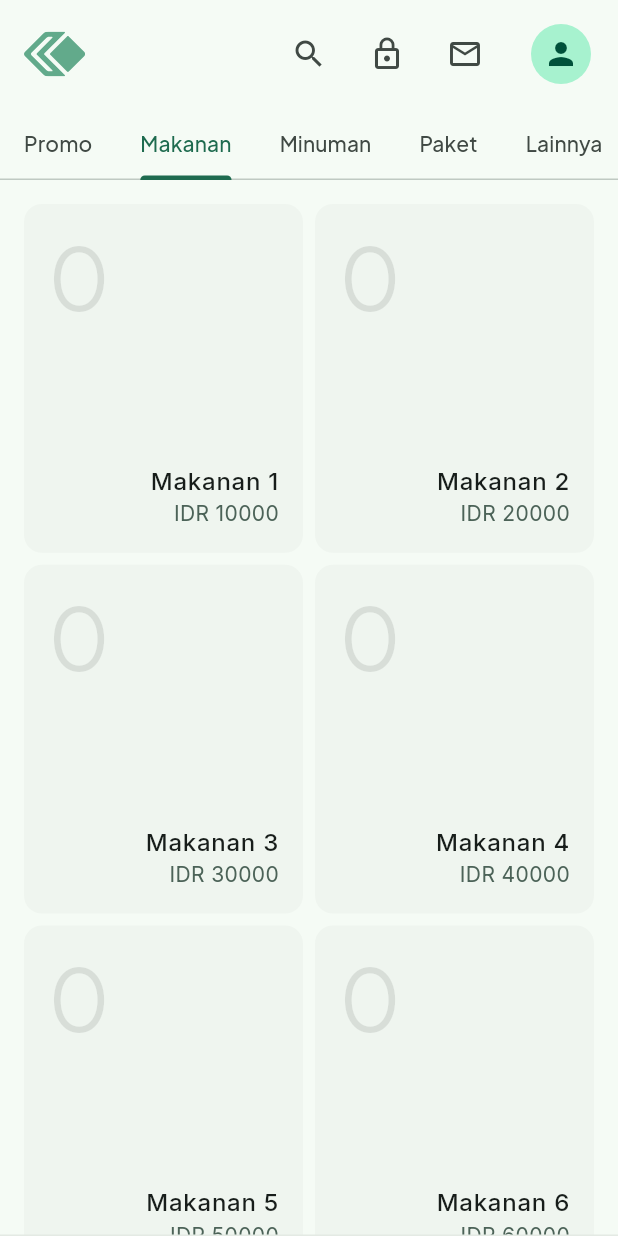
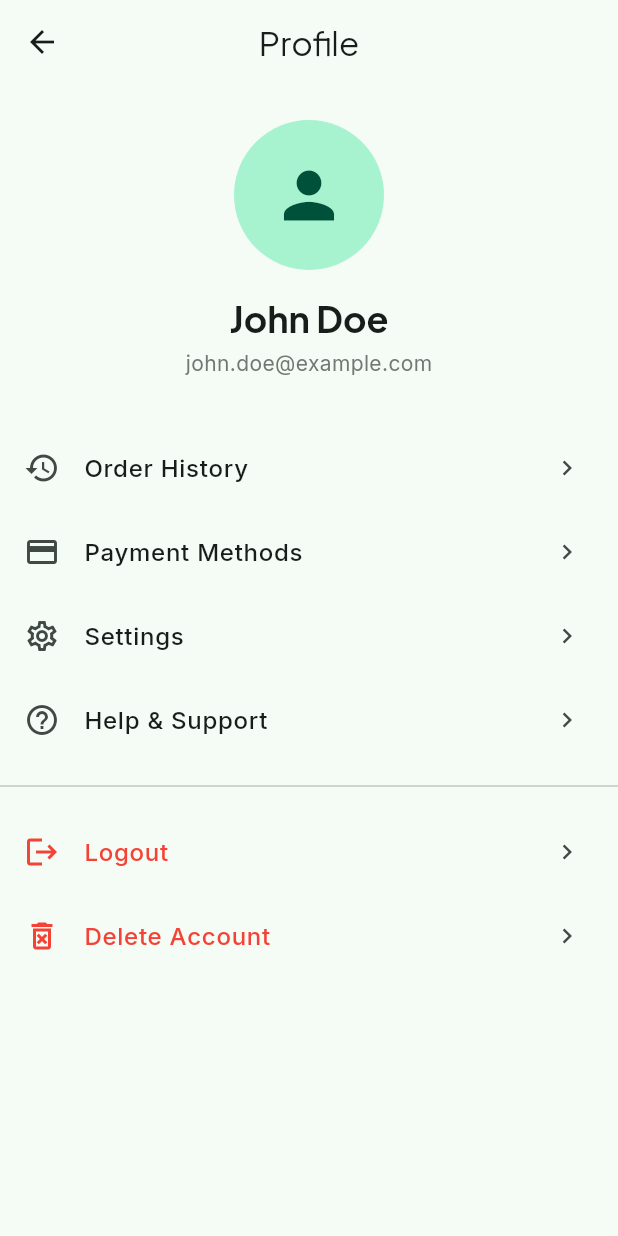
Before and after one commit to Kasway-Tech/pos, a Flutter app: the screen it shows after launch, tab 2 chosen, after a tap on the "person" icon, on a phone screen of 412 x 824 dp. Run offline on Flutter 3.47's test engine with Material 3 defaults, Android fonts, the phone set to English and light mode, and no system bars; drawn by our look-alikes of bounce; our stand-ins replace bloc, cloud_firestore, equatable, firebase_auth, firebase_core, flutter_bloc and 4 more; accounts and stored records are empty.

Commit message:
feat: profile

```diff
--- a/lib/app/app_router.dart
+++ b/lib/app/app_router.dart
@@ -3,6 +3,11 @@ import 'package:go_router/go_router.dart';
 
 import '../features/home/view/home_page.dart';
 import '../features/home/view/order_confirmation_page.dart';
+import '../features/profile/view/help_support_page.dart';
+import '../features/profile/view/order_history_page.dart';
+import '../features/profile/view/payment_methods_page.dart';
+import '../features/profile/view/profile_page.dart';
+import '../features/profile/view/settings_page.dart';
 
 class AppRouter {
   static final _rootNavigatorKey = GlobalKey<NavigatorState>();
@@ -16,6 +21,28 @@ class AppRouter {
         path: '/order-confirmation',
         builder: (context, state) => const OrderConfirmationPage(),
       ),
+      GoRoute(
+        path: '/profile',
+        builder: (context, state) => const ProfilePage(),
+        routes: [
+          GoRoute(
+            path: 'orders',
+            builder: (context, state) => const OrderHistoryPage(),
+          ),
+          GoRoute(
+            path: 'payments',
+            builder: (context, state) => const PaymentMethodsPage(),
+          ),
+          GoRoute(
+            path: 'settings',
+            builder: (context, state) => const SettingsPage(),
+          ),
+          GoRoute(
+            path: 'help',
+            builder: (context, state) => const HelpSupportPage(),
+          ),
+        ],
+      ),
     ],
   );
 }
--- a/lib/features/home/view/home_page.dart
+++ b/lib/features/home/view/home_page.dart
@@ -117,7 +117,9 @@ class _HomeViewState extends State<HomeView>
               ),
               const SizedBox(width: 16.0),
               IconButton(
-                onPressed: () {},
+                onPressed: () {
+                  context.push('/profile');
+                },
                 padding: EdgeInsets.zero,
                 icon: const CircleAvatar(child: Icon(Icons.person)),
               ),
--- /dev/null
+++ b/lib/features/profile/view/profile_page.dart
@@ -0,0 +1,173 @@
+import 'package:flutter/material.dart';
+import 'package:go_router/go_router.dart';
+
+class ProfilePage extends StatelessWidget {
+  const ProfilePage({super.key});
+
+  @override
+  Widget build(BuildContext context) {
+    return Scaffold(
+      appBar: AppBar(title: const Text('Profile'), centerTitle: true),
+      body: ListView(
+        padding: const EdgeInsets.symmetric(vertical: 24.0),
+        children: [
+          // User Info Section
+          const _ProfileHeader(name: 'John Doe', email: 'john.doe@example.com'),
+          const SizedBox(height: 32.0),
+
+          // Menus Section
+          _ProfileMenuItem(
+            icon: Icons.history,
+            title: 'Order History',
+            onTap: () => context.push('/profile/orders'),
+          ),
+          _ProfileMenuItem(
+            icon: Icons.payment,
+            title: 'Payment Methods',
+            onTap: () => context.push('/profile/payments'),
+          ),
+          _ProfileMenuItem(
+            icon: Icons.settings_outlined,
+            title: 'Settings',
+            onTap: () => context.push('/profile/settings'),
+          ),
+          _ProfileMenuItem(
+            icon: Icons.help_outline,
+            title: 'Help & Support',
+            onTap: () => context.push('/profile/help'),
+          ),
+          const Divider(height: 32.0),
+
+          // Actions Section
+          _ProfileMenuItem(
+            icon: Icons.logout,
+            title: 'Logout',
+            textColor: Colors.red,
+            iconColor: Colors.red,
+            onTap: () => _showConfirmationDialog(
+              context,
+              title: 'Logout',
+              content: 'Are you sure you want to log out?',
+              confirmLabel: 'Logout',
+              isDestructive: true,
+            ),
+          ),
+          _ProfileMenuItem(
+            icon: Icons.delete_forever_outlined,
+            title: 'Delete Account',
+            textColor: Colors.red,
+            iconColor: Colors.red,
+            onTap: () => _showConfirmationDialog(
+              context,
+              title: 'Delete Account',
+              content:
+                  'This action is permanent and cannot be undone. All your data will be removed.',
+              confirmLabel: 'Delete',
+              isDestructive: true,
+            ),
+          ),
+        ],
+      ),
+    );
+  }
+
+  Future<void> _showConfirmationDialog(
+    BuildContext context, {
+    required String title,
+    required String content,
+    required String confirmLabel,
+    bool isDestructive = false,
+  }) async {
+    final confirmed = await showDialog<bool>(
+      context: context,
+      builder: (context) => AlertDialog(
+        title: Text(title),
+        content: Text(content),
+        actions: [
+          TextButton(
+            onPressed: () => Navigator.of(context).pop(false),
+            child: const Text('Cancel'),
+          ),
+          TextButton(
+            onPressed: () => Navigator.of(context).pop(true),
+            child: Text(
+              confirmLabel,
+              style: TextStyle(color: isDestructive ? Colors.red : null),
+            ),
+          ),
+        ],
+      ),
+    );
+
+    if (confirmed == true) {
+      // Logic for confirmation would go here
+    }
+  }
+}
+
+class _ProfileHeader extends StatelessWidget {
+  const _ProfileHeader({required this.name, required this.email});
+
+  final String name;
+  final String email;
+
+  @override
+  Widget build(BuildContext context) {
+    return Column(
+      children: [
+        CircleAvatar(
+          radius: 50,
+          backgroundColor: Theme.of(context).colorScheme.primaryContainer,
+          child: Icon(
+            Icons.person,
+            size: 50,
+            color: Theme.of(context).colorScheme.onPrimaryContainer,
+          ),
+        ),
+        const SizedBox(height: 16.0),
+        Text(
+          name,
+          style: Theme.of(
+            context,
+          ).textTheme.headlineSmall?.copyWith(fontWeight: FontWeight.bold),
+        ),
+        const SizedBox(height: 4.0),
+        Text(
+          email,
+          style: Theme.of(context).textTheme.bodyMedium?.copyWith(
+            color: Theme.of(context).colorScheme.outline,
+          ),
+        ),
+      ],
+    );
+  }
+}
+
+class _ProfileMenuItem extends StatelessWidget {
+  const _ProfileMenuItem({
+    required this.icon,
+    required this.title,
+    required this.onTap,
+    this.textColor,
+    this.iconColor,
+  });
+
+  final IconData icon;
+  final String title;
+  final VoidCallback onTap;
+  final Color? textColor;
+  final Color? iconColor;
+
+  @override
+  Widget build(BuildContext context) {
+    return ListTile(
+      leading: Icon(icon, color: iconColor),
+      title: Text(
+        title,
+        style: TextStyle(color: textColor, fontWeight: FontWeight.w500),
+      ),
+      trailing: const Icon(Icons.chevron_right, size: 20),
+      onTap: onTap,
+    );
+  }
+}
```
Also changed, not shown: lib/features/profile/view/help_support_page.dart (added, +80 -0 lines), lib/features/profile/view/order_history_page.dart (added, +40 -0 lines), lib/features/profile/view/payment_methods_page.dart (added, +75 -0 lines), lib/features/profile/view/settings_page.dart (added, +59 -0 lines).
